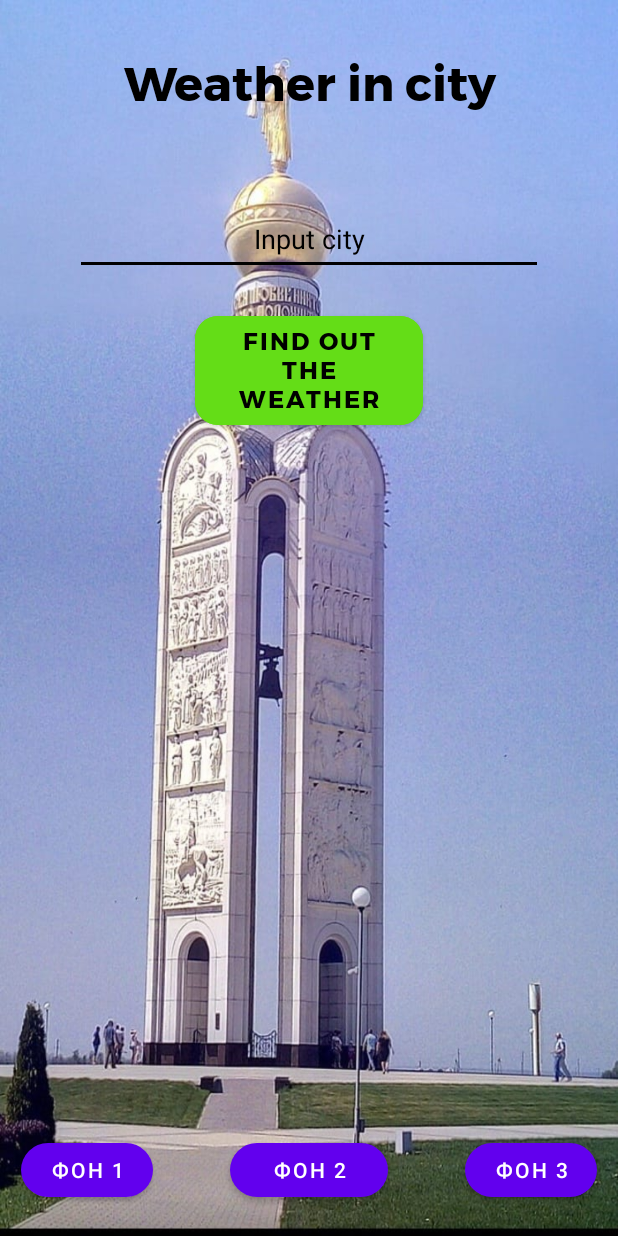
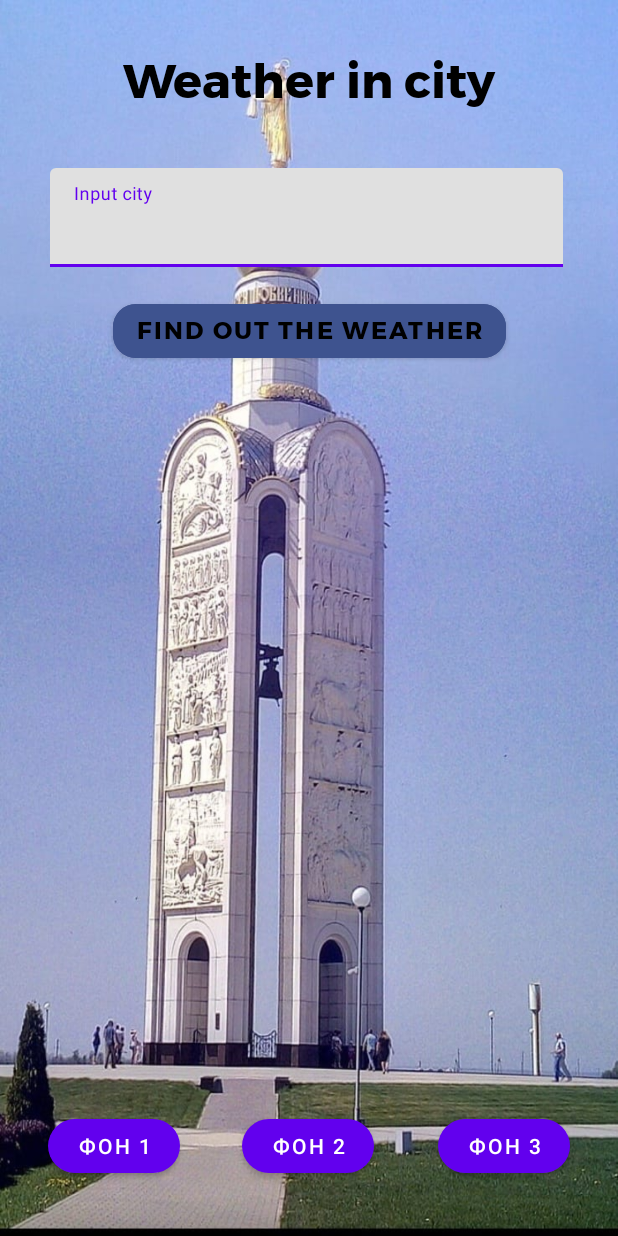
Before and after one commit to vyntyk/My_Weather, an Android app: the screen it shows after launch (MainActivity), on a phone screen of 412 x 824 dp. Run offline under Robolectric (Android 15) with nearby library versions, the phone set to English and light mode, and no system bars.

Commit message:
начало материал дизайна

```diff
--- a/app/src/main/java/com/example/myweather/MainActivity.java
+++ b/app/src/main/java/com/example/myweather/MainActivity.java
@@ -7,11 +7,11 @@ import android.os.Bundle;
 import android.view.View;
 import android.widget.Button;
 import android.widget.EditText;
-import android.widget.RelativeLayout;
 import android.widget.TextView;
 import android.widget.Toast;
 
 import androidx.appcompat.app.AppCompatActivity;
+import androidx.constraintlayout.widget.ConstraintLayout;
 
 public class MainActivity extends AppCompatActivity {
     private EditText user_field;
@@ -20,14 +20,14 @@ public class MainActivity extends AppCompatActivity {
     protected TextView resultat3;
     protected TextView resultat4;
     protected TextView resultat5;
-    private RelativeLayout mBackground;
+    private ConstraintLayout mBackground;
 
     @Override
     protected void onCreate(Bundle savedInstanceState) {
         super.onCreate(savedInstanceState);
         setContentView(R.layout.activity_main);
 
-        mBackground = (RelativeLayout) findViewById(R.id.background);
+        mBackground = (ConstraintLayout) findViewById(R.id.background);
 
         user_field = findViewById(R.id.user_field);
         Button main_btn = findViewById(R.id.main_btn);
--- a/app/src/main/res/layout/activity_main.xml
+++ b/app/src/main/res/layout/activity_main.xml
@@ -1,11 +1,13 @@
 <?xml version="1.0" encoding="utf-8"?>
-<RelativeLayout xmlns:android="http://schemas.android.com/apk/res/android"
+<androidx.constraintlayout.widget.ConstraintLayout xmlns:android="http://schemas.android.com/apk/res/android"
     xmlns:app="http://schemas.android.com/apk/res-auto"
     xmlns:tools="http://schemas.android.com/tools"
     android:id="@+id/background"
     android:layout_width="wrap_content"
     android:layout_height="match_parent"
     android:background="@drawable/foto4"
+    android:textAlignment="center"
+    android:padding="16dp"
     android:visibility="visible"
     tools:context=".MainActivity">
 
@@ -13,149 +15,210 @@
         android:id="@+id/logo"
         android:layout_width="match_parent"
         android:layout_height="wrap_content"
-        android:layout_marginTop="30sp"
+        android:layout_marginStart="6dp"
+        android:layout_marginTop="12dp"
+        android:layout_marginEnd="7dp"
         android:fontFamily="@font/montserrat_bold"
+        android:inputType="text"
         android:text="@string/logo"
         android:textAlignment="center"
         android:textColor="@color/black"
         android:textSize="32sp"
-        android:textStyle="bold" />
+        android:textStyle="bold"
+        app:layout_constraintEnd_toEndOf="parent"
+        app:layout_constraintStart_toStartOf="parent"
+        app:layout_constraintTop_toTopOf="parent" />
 
-    <EditText
-        android:id="@+id/user_field"
-        android:layout_width="match_parent"
-        android:layout_height="wrap_content"
-        android:layout_below="@id/logo"
-        android:layout_marginHorizontal="50dp"
-        android:layout_marginTop="53dp"
-        android:backgroundTint="@color/black"
-        android:ems="10"
-        android:hint="@string/hint_user"
-        android:inputType="textPersonName"
-        android:minHeight="48dp"
+
+    <com.google.android.material.textfield.TextInputLayout
+        android:id="@id/user_field2"
+        android:layout_width="346dp"
+        android:layout_height="79dp"
+        android:layout_alignParentTop="true"
+        android:layout_centerHorizontal="true"
+        android:layout_marginTop="32dp"
+        android:hint="Input city"
+        android:inputType="text"
         android:textAlignment="center"
-        android:textColor="@color/black"
-        android:textColorHint="@color/black"
-        android:importantForAutofill="no" />
+        app:circularflow_viewCenter="@string/hint_user"
+        app:layout_constraintEnd_toEndOf="parent"
+        app:layout_constraintStart_toStartOf="parent"
+        app:layout_constraintTop_toBottomOf="@+id/logo">
+
+        <com.google.android.material.textfield.TextInputEditText
+
+            android:id="@+id/user_field"
+            android:layout_width="match_parent"
+            android:layout_height="66dp"
+            android:layout_alignParentEnd="true"
+            android:layout_alignParentBottom="true"
+            android:layout_marginEnd="4dp"
+            android:inputType="text"
+            android:textAlignment="center"
+            app:layout_constraintEnd_toEndOf="parent"
+
+             />
+
+    </com.google.android.material.textfield.TextInputLayout>
 
     <com.google.android.material.button.MaterialButton
         android:id="@+id/main_btn"
-        app:cornerRadius="15dp"
         android:layout_width="wrap_content"
         android:layout_height="wrap_content"
-        android:layout_below="@id/user_field"
+        android:layout_centerHorizontal="true"
         android:layout_marginHorizontal="130dp"
-        android:layout_marginTop="21dp"
-        android:backgroundTint="#64DD17"
+        android:layout_marginTop="5dp"
+        android:layout_marginBottom="46dp"
+        android:backgroundTint="#3E538F"
         android:fontFamily="@font/montserrat_bold"
         android:text="@string/input_city"
         android:textColor="@color/black"
-        android:textSize="16sp">
+        android:textSize="16sp"
+        app:cornerRadius="15dp"
+        app:layout_constraintBottom_toTopOf="@+id/resultat5"
+        app:layout_constraintEnd_toEndOf="parent"
+        app:layout_constraintStart_toStartOf="parent"
+        app:layout_constraintTop_toBottomOf="@+id/user_field2"
+        app:layout_constraintVertical_bias="0.0">
 
     </com.google.android.material.button.MaterialButton>
 
     <TextView
         android:id="@+id/resultat"
-        android:layout_width="match_parent"
+        android:layout_width="0dp"
         android:layout_height="wrap_content"
         android:layout_below="@id/main_btn"
-        android:layout_marginTop="30sp"
+        android:layout_marginTop="16dp"
+        android:layout_marginBottom="8dp"
         android:fontFamily="@font/montserrat_bold"
+        android:inputType="text"
         android:textAlignment="center"
         android:textColor="@color/black"
         android:textSize="24sp"
-        android:textStyle="bold" />
+        android:textStyle="bold"
+        app:layout_constraintBottom_toTopOf="@+id/resultat2"
+        app:layout_constraintEnd_toEndOf="parent"
+        app:layout_constraintStart_toStartOf="parent"
+        app:layout_constraintTop_toBottomOf="@+id/main_btn" />
 
     <TextView
         android:id="@+id/resultat2"
         android:layout_width="match_parent"
         android:layout_height="wrap_content"
         android:layout_below="@id/resultat"
-        android:layout_marginTop="10sp"
+        android:layout_marginBottom="8dp"
         android:fontFamily="@font/montserrat_bold"
+        android:inputType="text"
         android:textAlignment="center"
         android:textColor="@color/black"
         android:textSize="24sp"
-        android:textStyle="bold" />
+        android:textStyle="bold"
+        app:layout_constraintBottom_toTopOf="@+id/resultat3"
+        app:layout_constraintEnd_toEndOf="parent"
+        app:layout_constraintHorizontal_bias="0.0"
+        app:layout_constraintStart_toStartOf="parent"
+        app:layout_constraintTop_toBottomOf="@+id/resultat" />
 
     <TextView
         android:id="@+id/resultat3"
         android:layout_width="match_parent"
         android:layout_height="wrap_content"
         android:layout_below="@id/resultat2"
-        android:layout_marginTop="10sp"
+        android:layout_marginBottom="8dp"
         android:fontFamily="@font/montserrat_bold"
+        android:inputType="text"
         android:textAlignment="center"
         android:textColor="@color/black"
         android:textSize="24sp"
-        android:textStyle="bold" />
+        android:textStyle="bold"
+        app:layout_constraintBottom_toTopOf="@+id/resultat4"
+        app:layout_constraintEnd_toEndOf="parent"
+        app:layout_constraintStart_toStartOf="parent"
+        app:layout_constraintTop_toBottomOf="@+id/resultat2" />
 
     <TextView
         android:id="@+id/resultat4"
         android:layout_width="match_parent"
         android:layout_height="wrap_content"
         android:layout_below="@id/resultat3"
-        android:layout_marginTop="10sp"
+        android:layout_marginBottom="8dp"
+        android:fontFamily="@font/montserrat_bold"
+        android:inputType="text"
+        android:textAlignment="center"
+        android:textColor="@color/black"
+        android:textSize="24sp"
+        android:textStyle="bold"
+        app:layout_constraintBottom_toTopOf="@+id/resultat5"
+        app:layout_constraintEnd_toEndOf="parent"
+        app:layout_constraintHorizontal_bias="0.718"
+        app:layout_constraintStart_toStartOf="parent"
+        app:layout_constraintTop_toBottomOf="@+id/resultat3" />
+
+    <TextView
+        android:id="@+id/resultat5"
+        android:layout_width="wrap_content"
+        android:layout_height="70dp"
+        android:layout_below="@id/resultat4"
+        android:layout_marginTop="8dp"
         android:fontFamily="@font/montserrat_bold"
         android:textAlignment="center"
         android:textColor="@color/black"
         android:textSize="24sp"
-        android:textStyle="bold" />
-
-    <TextView
-        android:id="@+id/resultat5"
-        android:layout_width="match_parent"
-        android:layout_height="wrap_content"
-        android:layout_below="@id/resultat4"
-        android:layout_marginTop="10sp"
-        android:fontFamily="@font/montserrat_bold"
-        android:textAlignment="center"
-        android:textColor="@color/black"
-        android:textSize="24sp"
-        android:textStyle="bold" />
+        android:textStyle="bold"
+        app:layout_constraintEnd_toEndOf="parent"
+        app:layout_constraintStart_toStartOf="parent"
+        app:layout_constraintTop_toBottomOf="@+id/resultat4"
+        tools:text="погода" />
 
     <com.google.android.material.button.MaterialButton
-        app:cornerRadius="35dp"
         android:id="@+id/btn1"
         android:layout_width="wrap_content"
         android:layout_height="wrap_content"
         android:layout_alignParentStart="true"
         android:layout_alignParentBottom="true"
-        android:layout_marginStart="14dp"
+        android:layout_marginStart="16dp"
         android:layout_marginBottom="20dp"
         android:onClick="BG"
         android:text="ФОН 1"
         android:textSize="14sp"
+        app:cornerRadius="35dp"
+        app:layout_constraintBottom_toBottomOf="parent"
+        app:layout_constraintStart_toStartOf="parent"
         tools:visibility="visible" />
 
     <com.google.android.material.button.MaterialButton
-        app:cornerRadius="35dp"
         android:id="@+id/btn2"
         android:layout_width="wrap_content"
         android:layout_height="wrap_content"
         android:layout_alignParentBottom="true"
-        android:layout_marginStart="51dp"
-        android:layout_marginEnd="51dp"
         android:layout_marginBottom="20dp"
         android:layout_toStartOf="@+id/btn3"
         android:layout_toEndOf="@+id/btn1"
         android:onClick="BG"
         android:text="ФОН 2"
         android:textSize="14sp"
-        android:visibility="visible" />
+        android:visibility="visible"
+        app:cornerRadius="35dp"
+        app:layout_constraintBottom_toBottomOf="parent"
+        app:layout_constraintEnd_toEndOf="parent"
+        app:layout_constraintHorizontal_bias="0.498"
+        app:layout_constraintStart_toStartOf="parent" />
 
     <com.google.android.material.button.MaterialButton
-        app:cornerRadius="35dp"
         android:id="@+id/btn3"
         android:layout_width="wrap_content"
         android:layout_height="wrap_content"
         android:layout_alignParentEnd="true"
         android:layout_alignParentBottom="true"
-        android:layout_marginEnd="14dp"
+        android:layout_marginEnd="16dp"
         android:layout_marginBottom="20dp"
         android:onClick="BG"
         android:text="ФОН 3"
         android:textSize="14sp"
-        android:visibility="visible" />
+        android:visibility="visible"
+        app:cornerRadius="35dp"
+        app:layout_constraintBottom_toBottomOf="parent"
+        app:layout_constraintEnd_toEndOf="parent" />
 
-</RelativeLayout>
+
+</androidx.constraintlayout.widget.ConstraintLayout>
--- a/app/src/main/res/values/strings.xml
+++ b/app/src/main/res/values/strings.xml
@@ -1,6 +1,7 @@
 <resources>
     <string name="app_name">My Weather</string>
     <string name="logo">Weather in city</string>
+    <string name="user_field">City</string>
     <string name="hint_user">Input city</string>
     <string name="main_btn">Find out the weather</string>
     <string name="no_input">Enter the name of the city</string>
```
Also changed, not shown: 1 other file.
